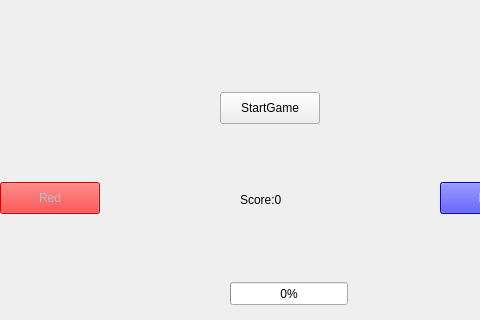
First picture: the form in A6/mainwindow.ui, repository University-of-Utah-CS3505/a6-simon-f24-Jessonzzx, before the edit; both pictures show x 100 to 580 and y 98 to 418 of the 800 by 600 pixel window.
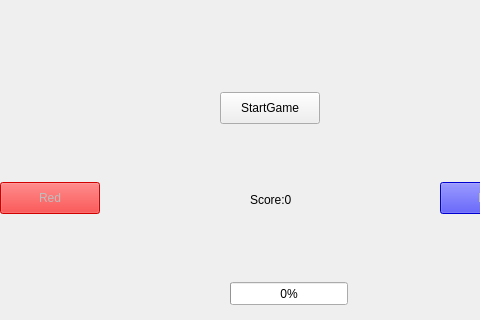
Second picture: the form after the edit.

The edit to the form file:
```diff
--- a/A6/mainwindow.ui
+++ b/A6/mainwindow.ui
@@ -39,7 +39,7 @@
     <widget class="QLabel" name="scoreLabel">
      <property name="geometry">
       <rect>
-       <x>340</x>
+       <x>350</x>
        <y>290</y>
        <width>58</width>
        <height>16</height>
@@ -103,10 +103,10 @@
     <widget class="QLabel" name="messageLabel">
      <property name="geometry">
       <rect>
-       <x>270</x>
-       <y>210</y>
-       <width>58</width>
-       <height>16</height>
+       <x>330</x>
+       <y>240</y>
+       <width>81</width>
+       <height>41</height>
       </rect>
      </property>
      <property name="text">
```
